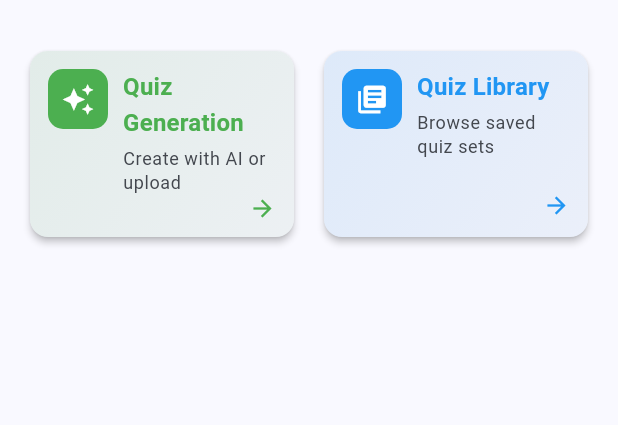
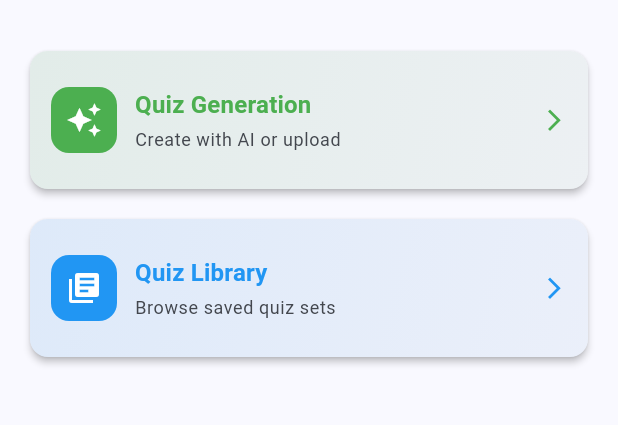
Before and after one commit to Ye-Shwethway/MCQ-Quizzer, a Flutter app: the screen it shows after launch, on a phone screen of 412 x 824 dp, the part 63-488 px from its top. Run offline on Flutter 3.47's test engine with Material 3 defaults, Android fonts, the phone set to English and light mode, and no system bars; our stand-ins replace file_picker, flutter_local_notifications, flutter_secure_storage, flutter_timezone, permission_handler, share_plus and 4 more; missing offline and left inert: docx_to_text, syncfusion_flutter_pdf; accounts and stored records are empty.

Commit message:
fix: make Home feature cards constraint-safe and responsive

```diff
--- a/lib/screens/home_screen.dart
+++ b/lib/screens/home_screen.dart
@@ -43,17 +43,25 @@ class HomeScreen extends StatelessWidget {
       body: SafeArea(
         child: LayoutBuilder(
           builder: (context, constraints) {
-            // Keep compact phone cards dense enough for future Home features.
-            final useTwoColumns = constraints.maxWidth >= 360;
+            // Mobile-first: preserve readable card width instead of forcing two
+            // narrow columns. Wide layouts can use two cards per row.
+            final useTwoColumns = constraints.maxWidth >= 600;
+            const spacing = 12.0;
+            const horizontalPadding = 16.0;
+            final availableWidth = constraints.maxWidth - horizontalPadding * 2;
+            final cardWidth = useTwoColumns
+                ? (availableWidth - spacing) / 2
+                : availableWidth;
 
-            return GridView.count(
+            return SingleChildScrollView(
               padding: const EdgeInsets.all(16),
-              crossAxisCount: useTwoColumns ? 2 : 1,
-              mainAxisSpacing: 12,
-              crossAxisSpacing: 12,
-              mainAxisExtent: useTwoColumns ? 132 : 104,
+              child: Wrap(
+                spacing: spacing,
+                runSpacing: spacing,
                 children: [
-                _buildFeatureCard(
+                  SizedBox(
+                    width: cardWidth,
+                    child: _buildFeatureCard(
                       context: context,
                       title: 'Quiz Generation',
                       subtitle: 'Create with AI or upload',
@@ -61,7 +69,10 @@ class HomeScreen extends StatelessWidget {
                       color: Colors.green,
                       onTap: () => Navigator.pushNamed(context, '/generation'),
                     ),
-                _buildFeatureCard(
+                  ),
+                  SizedBox(
+                    width: cardWidth,
+                    child: _buildFeatureCard(
                       context: context,
                       title: 'Quiz Library',
                       subtitle: 'Browse saved quiz sets',
@@ -69,7 +80,9 @@ class HomeScreen extends StatelessWidget {
                       color: Colors.blue,
                       onTap: () => Navigator.pushNamed(context, '/library'),
                     ),
+                  ),
                 ],
+              ),
             );
           },
         ),
@@ -85,12 +98,15 @@ class HomeScreen extends StatelessWidget {
     required Color color,
     required VoidCallback onTap,
   }) {
+    final colorScheme = Theme.of(context).colorScheme;
+
     return Card(
       elevation: 2,
       clipBehavior: Clip.antiAlias,
       child: InkWell(
         onTap: onTap,
         child: Container(
+          constraints: const BoxConstraints(minHeight: 92),
           decoration: BoxDecoration(
             gradient: LinearGradient(
               colors: [color.withOpacity(0.10), color.withOpacity(0.04)],
@@ -98,56 +114,44 @@ class HomeScreen extends StatelessWidget {
               end: Alignment.bottomRight,
             ),
           ),
-          padding: const EdgeInsets.all(12),
+          padding: const EdgeInsets.symmetric(horizontal: 14, vertical: 12),
           child: Row(
-            crossAxisAlignment: CrossAxisAlignment.start,
+            crossAxisAlignment: CrossAxisAlignment.center,
             children: [
               Container(
-                width: 40,
-                height: 40,
+                width: 44,
+                height: 44,
                 decoration: BoxDecoration(
                   color: color,
-                  borderRadius: BorderRadius.circular(10),
+                  borderRadius: BorderRadius.circular(12),
                 ),
-                child: Icon(icon, size: 22, color: Colors.white),
+                child: Icon(icon, size: 24, color: Colors.white),
               ),
-              const SizedBox(width: 10),
+              const SizedBox(width: 12),
               Expanded(
                 child: Column(
+                  mainAxisSize: MainAxisSize.min,
                   crossAxisAlignment: CrossAxisAlignment.start,
                   children: [
                     Text(
                       title,
                       style: Theme.of(context).textTheme.titleMedium?.copyWith(
-                        fontWeight: FontWeight.bold,
+                        fontWeight: FontWeight.w700,
                         color: color,
                       ),
-                      maxLines: 2,
-                      overflow: TextOverflow.ellipsis,
                     ),
-                    const SizedBox(height: 4),
+                    const SizedBox(height: 3),
                     Text(
                       subtitle,
                       style: Theme.of(context).textTheme.bodySmall?.copyWith(
-                        color: Theme.of(context)
-                            .colorScheme
-                            .onSurfaceVariant,
-                      ),
-                      maxLines: 2,
-                      overflow: TextOverflow.ellipsis,
-                    ),
-                    const Spacer(),
-                    Align(
-                      alignment: Alignment.bottomRight,
-                      child: Icon(
-                        Icons.arrow_forward,
-                        color: color,
-                        size: 18,
+                        color: colorScheme.onSurfaceVariant,
                       ),
                     ),
                   ],
                 ),
               ),
+              const SizedBox(width: 8),
+              Icon(Icons.arrow_forward_ios, color: color, size: 17),
             ],
           ),
         ),
```
Lines whose indentation alone changed are shown as unchanged.
